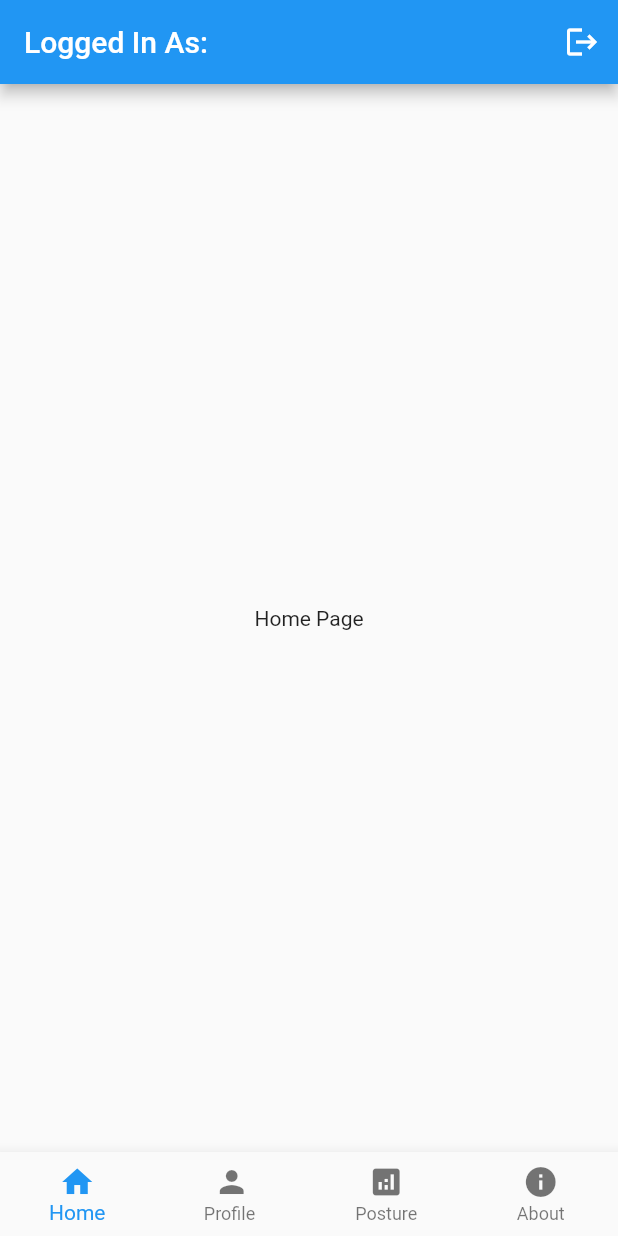
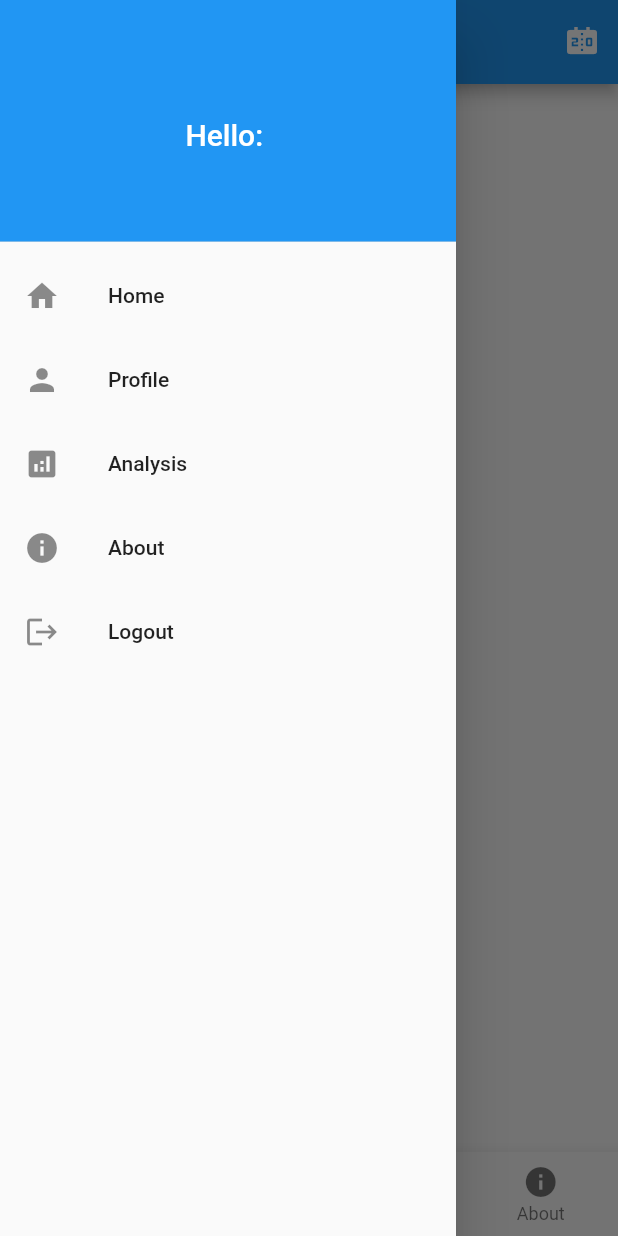
Before and after one commit to MukulMBR/Human-Posture-correction, a Flutter app: the screen it shows once a user with an empty profile is signed in, with the side drawer open (before the commit the screen has no drawer), on a phone screen of 412 x 824 dp. Run offline on Flutter 3.47's test engine with Material 2 defaults, Android fonts, the phone set to English and light mode, and no system bars; our stand-ins replace charts_flutter, cloud_firestore, csv, firebase_auth, firebase_core, firebase_database and 5 more; accounts and stored records are empty.

Commit message:
added top menu

```diff
--- a/lib/Pages/diplay_analysis.dart
+++ b/lib/Pages/diplay_analysis.dart
@@ -5,14 +5,14 @@ import 'bad_posture_analysis.dart';
 import 'package:firebase_database/firebase_database.dart';
 import 'package:syncfusion_flutter_gauges/gauges.dart';
 
-class MyWidget extends StatefulWidget {
-  const MyWidget({Key? key}) : super(key: key);
+class Analysis extends StatefulWidget {
+  const Analysis({Key? key}) : super(key: key);
 
   @override
-  _MyWidgetState createState() => _MyWidgetState();
+  _AnalysisState createState() => _AnalysisState();
 }
 
-class _MyWidgetState extends State<MyWidget> {
+class _AnalysisState extends State<Analysis> {
   late DatabaseReference _databaseReference;
   double _sensorData = 0;
 
--- a/lib/Pages/home_page.dart
+++ b/lib/Pages/home_page.dart
@@ -45,19 +45,105 @@ class _HomePageState extends State<HomePage> {
   Widget build(BuildContext context) {
     return Scaffold(
       appBar: AppBar(
+        centerTitle: true,
         title: Text(
-          "Logged In As: ${user!.email!}",
-          style: TextStyle(fontSize: 20),
+          "Smart Posture",
+          style: TextStyle(fontSize: 20,
+          fontWeight: FontWeight.bold,),
         ),
         actions: [
           IconButton(
-            onPressed: signUserOut,
-            icon: const Icon(Icons.logout),
-          )
+            onPressed: () {
+              Navigator.push(
+                context,
+                MaterialPageRoute(builder: (context) => Point()),
+              );
+            },
+            icon: const Icon(Icons.scoreboard),
+          ),
         ],
+
       ),
       body: Center(
         child: Text('Home Page'),
+      ),
+      drawer: Drawer(
+        // Add a ListView to the drawer. This ensures the user can scroll
+        // through the options in the drawer if there isn't enough vertical
+        // space to fit everything.
+        child: ListView(
+          // Important: Remove any padding from the ListView.
+          padding: EdgeInsets.zero,
+          children: [
+            DrawerHeader(
+              decoration: BoxDecoration(
+                color: Colors.blue,
+              ),
+              child: Column(
+                mainAxisAlignment: MainAxisAlignment.center,
+                children: [
+
+                  SizedBox(height: 10),
+                  Text(
+                    "Hello: ${user!.email!}",
+                    style: TextStyle(
+                      color: Colors.white,
+                      fontSize: 20,
+                    ),
+                  ),
+                ],
+              ),
+            ),
+
+            ListTile(
+              title: const Text('Home'),
+              leading: Icon(Icons.home),
+              onTap: () {
+                Navigator.push(
+                  context,
+                  MaterialPageRoute(builder: (context) => HomePage()),
+                );
+              },
+            ),
+            ListTile(
+              title: const Text('Profile'),
+              leading: Icon(Icons.person), // icon here
+              onTap: () {
+                Navigator.push(
+                  context,
+                  MaterialPageRoute(builder: (context) => ProfilePage()),
+                );
+              },
+            ),
+            ListTile(
+              title: const Text('Analysis'),
+              leading: Icon(Icons.analytics), // icon here
+              onTap: () {
+                Navigator.push(
+                  context,
+                  MaterialPageRoute(builder: (context) => Analysis()),
+                );
+              },
+            ),
+            ListTile(
+              title: const Text('About'),
+              leading: Icon(Icons.info), // icon here
+              onTap: () {
+                Navigator.push(
+                  context,
+                  MaterialPageRoute(builder: (context) => About()),
+                );
+              },
+            ),
+            ListTile(
+              title: const Text('Logout'),
+              leading: Icon(Icons.logout),
+              onTap: () {
+                signUserOut();
+              },
+            ),
+          ],
+        ),
       ),
       bottomNavigationBar: BottomNavigationBar(
         type: BottomNavigationBarType.fixed,
@@ -97,13 +183,13 @@ class _HomePageState extends State<HomePage> {
             // handle profile button tap
             Navigator.push(
               context,
-              MaterialPageRoute(builder: (context) => MyWidget()),
+              MaterialPageRoute(builder: (context) => Analysis()),
             );
           } else if (index == 3) {
             // handle about button tap
             Navigator.push(
               context,
-              MaterialPageRoute(builder: (context) => Point()),
+              MaterialPageRoute(builder: (context) => About()),
             );
           }
         },
```
Also changed, not shown: lib/profile/about.dart (+88 -14 lines).
